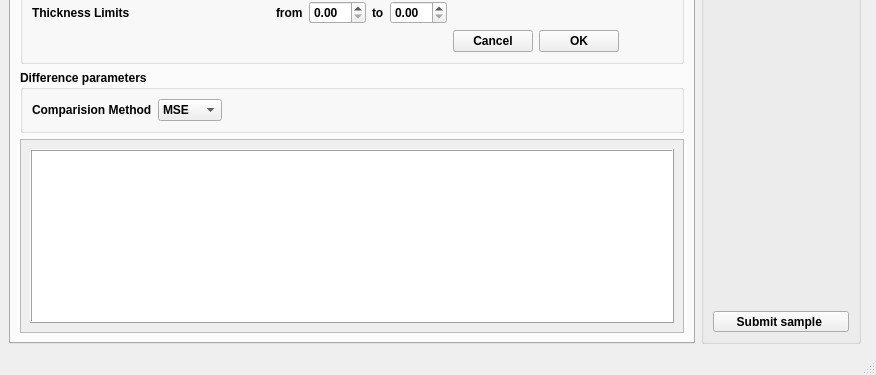
The window that siegmainwindow.ui (amirtosson/GISASSimulationBornAgainBased) describes before a commit, drawn with Qt 5; both pictures show x 0 to 876 and y 205 to 580 of the 876 by 580 pixel window.
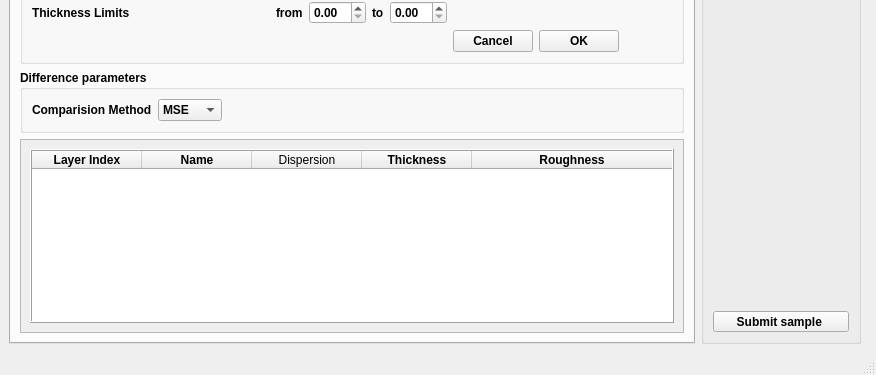
The same window after the commit. The open tabs and pages were chosen to show the change.

The edit to the form file:
```diff
--- a/siegmainwindow.ui
+++ b/siegmainwindow.ui
@@ -331,7 +331,7 @@
                <number>5</number>
               </property>
               <attribute name="horizontalHeaderVisible">
-               <bool>false</bool>
+               <bool>true</bool>
               </attribute>
               <attribute name="horizontalHeaderCascadingSectionResizes">
                <bool>false</bool>
```
Left out of the diff: 4 changed lines with no effect on the pictures.
